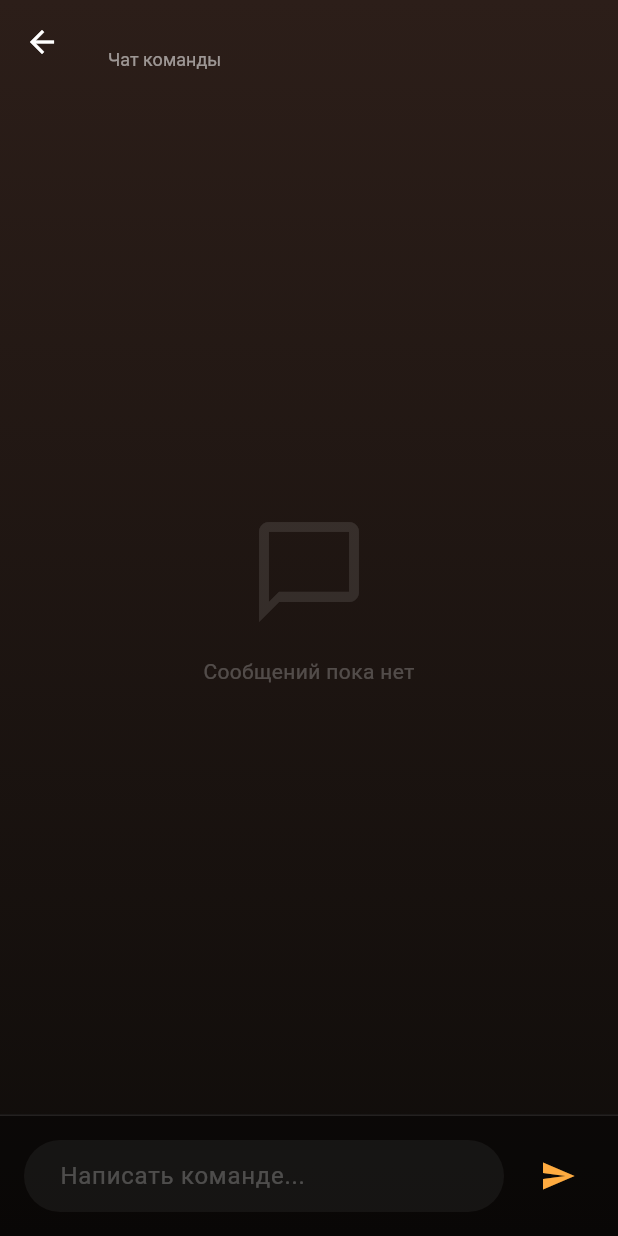
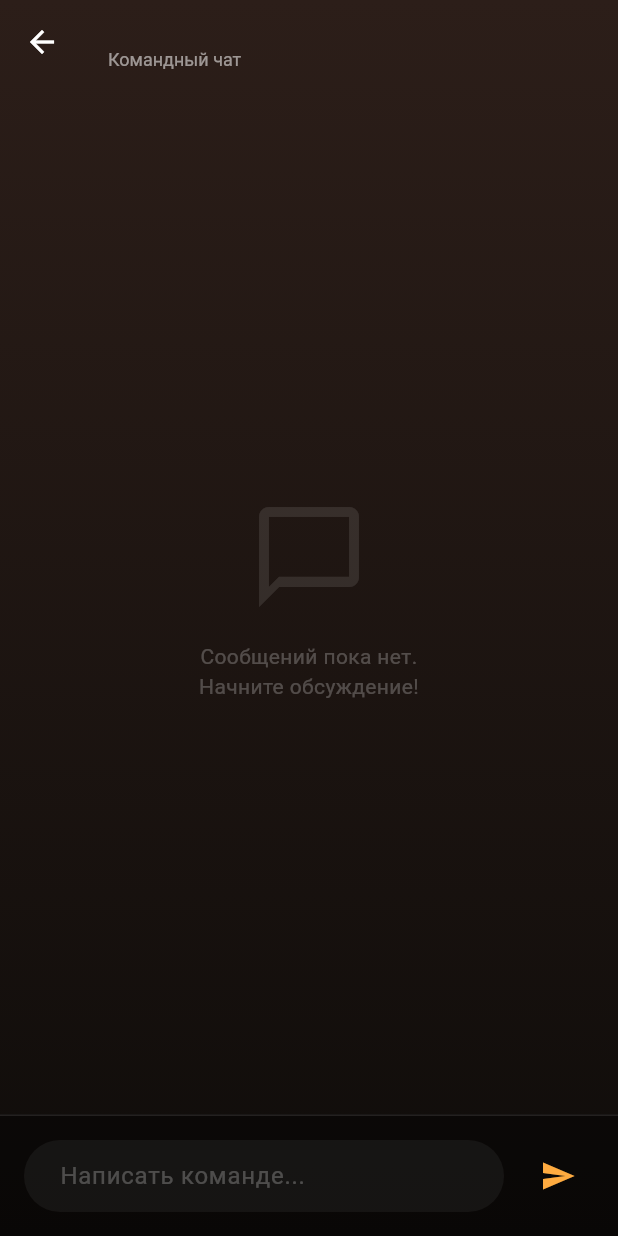
Before and after one commit to NurislamAiu/IRON-EAGLES, a Flutter app: the ExpeditionChatScreen screen opened directly with empty values, after a tap on the "send" icon, on a phone screen of 412 x 824 dp. Run offline on Flutter 3.47's test engine with Material 3 defaults, Android fonts, the phone set to English and light mode, and no system bars; our stand-ins replace another_flushbar, audioplayers, cached_network_image, camera, cloud_firestore, firebase_auth and 8 more; missing offline and left inert: model_viewer_plus; accounts and stored records are empty.

Commit message:
Merge remote-tracking branch 'origin/main'
# Conflicts:
#	lib/features/artifacts/presentation/widget_detial_screen/artifact_location_map.dart
#	lib/features/artifacts/presentation/widget_detial_screen/comment_input_bar.dart
#	lib/features/artifacts/presentation/widget_detial_screen/comments_section.dart
#	lib/features/communities/presentation/communities_tab.dart
#	lib/features/communities/presentation/community_detail_screen.dart
#	lib/features/home/tabs/expedition_tab.dart
#	lib/features/home/tabs/home_tab.dart

```diff
--- a/lib/core/localization/app_localizations.dart
+++ b/lib/core/localization/app_localizations.dart
@@ -581,6 +581,11 @@ class S {
   String get addName => get('addName');
   String get saved => get('saved');
   String get nameLabel => get('nameLabel');
+  String get artifactPath => get('artifactPath');
+  String get origin => get('origin');
+  String get find => get('find');
+  String get isTyping => get('isTyping');
+  String get areTyping => get('areTyping');
 }
 
 class SDelegate extends LocalizationsDelegate<S> {
--- a/lib/features/artifacts/data/expedition_service.dart
+++ b/lib/features/artifacts/data/expedition_service.dart
@@ -1,5 +1,6 @@
 import 'package:cloud_firestore/cloud_firestore.dart';
 import '../domain/expedition_model.dart';
+import '../domain/chat_message_model.dart';
 
 class ExpeditionService {
   final FirebaseFirestore _firestore = FirebaseFirestore.instance;
@@ -43,4 +44,60 @@ class ExpeditionService {
     }
     await docRef.update({'likes': likes});
   }
+
+  // --- CHAT METHODS ---
+
+  Stream<List<ChatMessage>> streamMessages(String expeditionId) {
+    return _firestore
+        .collection('expeditions')
+        .doc(expeditionId)
+        .collection('messages')
+        .orderBy('timestamp', descending: false)
+        .snapshots()
+        .map((snapshot) => snapshot.docs
+            .map((doc) => ChatMessage.fromMap(doc.data()))
+            .toList());
+  }
+
+  Future<void> sendMessage(ChatMessage message) async {
+    final docRef = _firestore
+        .collection('expeditions')
+        .doc(message.expeditionId)
+        .collection('messages')
+        .doc(); // Auto ID
+
+    await docRef.set({
+      ...message.toMap(),
+      'id': docRef.id,
+      'timestamp': FieldValue.serverTimestamp(),
+    });
+  }
+
+  // --- TYPING STATUS ---
+
+  Future<void> setTypingStatus(String expeditionId, String email, bool isTyping) async {
+    final docRef = _firestore
+        .collection('expeditions')
+        .doc(expeditionId)
+        .collection('typing')
+        .doc(email);
+
+    if (isTyping) {
+      await docRef.set({
+        'email': email,
+        'timestamp': FieldValue.serverTimestamp(),
+      });
+    } else {
+      await docRef.delete();
+    }
+  }
+
+  Stream<List<String>> streamTypingUsers(String expeditionId) {
+    return _firestore
+        .collection('expeditions')
+        .doc(expeditionId)
+        .collection('typing')
+        .snapshots()
+        .map((snapshot) => snapshot.docs.map((doc) => doc.id).toList());
+  }
 }
--- a/lib/features/artifacts/presentation/expedition_chat_screen.dart
+++ b/lib/features/artifacts/presentation/expedition_chat_screen.dart
@@ -1,10 +1,13 @@
 import 'dart:ui';
+import 'dart:async';
 import 'package:flutter/material.dart';
 import 'package:provider/provider.dart';
 import '../domain/expedition_model.dart';
 import '../domain/chat_message_model.dart';
 import '../provider/expedition_provider.dart';
 import '../../auth/provider/auth_provider.dart';
+import '../../../core/localization/app_localizations.dart';
+import 'widgets/typing_indicator.dart';
 
 class ExpeditionChatScreen extends StatefulWidget {
   final Expedition expedition;
@@ -18,6 +21,48 @@ class ExpeditionChatScreen extends StatefulWidget {
 class _ExpeditionChatScreenState extends State<ExpeditionChatScreen> {
   final TextEditingController _messageController = TextEditingController();
   final ScrollController _scrollController = ScrollController();
+  Timer? _typingTimer;
+  bool _isTyping = false;
+
+  @override
+  void initState() {
+    super.initState();
+    _messageController.addListener(_onTextChanged);
+  }
+
+  @override
+  void dispose() {
+    _messageController.removeListener(_onTextChanged);
+    _typingTimer?.cancel();
+    _setTyping(false);
+    _messageController.dispose();
+    _scrollController.dispose();
+    super.dispose();
+  }
+
+  void _onTextChanged() {
+    if (_messageController.text.trim().isNotEmpty) {
+      if (!_isTyping) {
+        _setTyping(true);
+      }
+      _typingTimer?.cancel();
+      _typingTimer = Timer(const Duration(seconds: 3), () {
+        _setTyping(false);
+      });
+    } else if (_isTyping) {
+      _setTyping(false);
+      _typingTimer?.cancel();
+    }
+  }
+
+  void _setTyping(bool typing) {
+    if (_isTyping == typing) return;
+    _isTyping = typing;
+    final myEmail = context.read<AuthProviders>().user?.email;
+    if (myEmail != null) {
+      context.read<ExpeditionProvider>().setTypingStatus(widget.expedition.id, myEmail, typing);
+    }
+  }
 
   void _scrollToBottom() {
     WidgetsBinding.instance.addPostFrameCallback((_) {
@@ -46,7 +91,7 @@ class _ExpeditionChatScreenState extends State<ExpeditionChatScreen> {
           crossAxisAlignment: CrossAxisAlignment.start,
           children: [
             Text(widget.expedition.name, style: const TextStyle(color: Colors.white, fontSize: 18, fontWeight: FontWeight.bold)),
-            const Text("Чат команды", style: TextStyle(color: Colors.white54, fontSize: 12)),
+            Text(S.of(context).teamChat, style: const TextStyle(color: Colors.white54, fontSize: 12)),
           ],
         ),
       ),
@@ -75,29 +120,43 @@ class _ExpeditionChatScreenState extends State<ExpeditionChatScreen> {
                       }
 
                       final messages = snapshot.data ?? [];
-                      // Reverse list because Firestore returns newest first (descending) but we need to display it correctly
-                      final reversedMessages = messages.reversed.toList();
 
-                      if (reversedMessages.isEmpty) {
+                      if (messages.isEmpty) {
                         return _buildEmptyChat();
                       }
 
-                      // Auto scroll to bottom when new message arrives
                       _scrollToBottom();
 
                       return ListView.builder(
                         controller: _scrollController,
                         padding: const EdgeInsets.all(20),
-                        itemCount: reversedMessages.length,
+                        itemCount: messages.length,
                         itemBuilder: (context, index) {
-                          final msg = reversedMessages[index];
+                          final msg = messages[index];
                           final isMe = msg.senderEmail == myEmail;
                           return _buildMessageBubble(msg, isMe);
                         },
                       );
-                    }
+                    },
                   ),
                 ),
+
+                // Real-time Typing Status
+                StreamBuilder<List<String>>(
+                  stream: provider.streamTypingUsers(widget.expedition.id),
+                  builder: (context, snapshot) {
+                    final typingUsers = (snapshot.data ?? [])
+                        .where((email) => email != myEmail)
+                        .toList();
+
+                    if (typingUsers.isNotEmpty) {
+                      _scrollToBottom();
+                    }
+
+                    return TypingIndicator(typingUsers: typingUsers);
+                  },
+                ),
+
                 _buildInputBar(myEmail),
               ],
             ),
@@ -108,13 +167,13 @@ class _ExpeditionChatScreenState extends State<ExpeditionChatScreen> {
   }
 
   Widget _buildEmptyChat() {
-    return const Center(
+    return Center(
       child: Column(
         mainAxisAlignment: MainAxisAlignment.center,
         children: [
-          Icon(Icons.chat_bubble_outline, size: 80, color: Colors.white10),
-          SizedBox(height: 16),
-          Text("Сообщений пока нет", textAlign: TextAlign.center, style: TextStyle(color: Colors.white24)),
+          const Icon(Icons.chat_bubble_outline, size: 80, color: Colors.white10),
+          const SizedBox(height: 16),
+          Text(S.of(context).noMessages, textAlign: TextAlign.center, style: const TextStyle(color: Colors.white24)),
         ],
       ),
     );
@@ -163,7 +222,7 @@ class _ExpeditionChatScreenState extends State<ExpeditionChatScreen> {
               controller: _messageController,
               style: const TextStyle(color: Colors.white),
               decoration: InputDecoration(
-                hintText: "Написать команде...",
+                hintText: S.of(context).writeToTeam,
                 hintStyle: const TextStyle(color: Colors.white24),
                 filled: true,
                 fillColor: Colors.white.withOpacity(0.05),
@@ -183,7 +242,7 @@ class _ExpeditionChatScreenState extends State<ExpeditionChatScreen> {
                   senderEmail: myEmail,
                 );
                 _messageController.clear();
-                _scrollToBottom();
+                _setTyping(false);
               }
             },
           ),
--- a/lib/features/artifacts/presentation/widgets/typing_indicator.dart
+++ b/lib/features/artifacts/presentation/widgets/typing_indicator.dart
@@ -18,7 +18,7 @@ class _TypingIndicatorState extends State<TypingIndicator> with TickerProviderSt
     super.initState();
     _controller = AnimationController(
       vsync: this,
-      duration: const Duration(milliseconds: 1000),
+      duration: const Duration(milliseconds: 1200),
     )..repeat();
   }
 
@@ -41,12 +41,28 @@ class _TypingIndicatorState extends State<TypingIndicator> with TickerProviderSt
       child: Row(
         mainAxisSize: MainAxisSize.min,
         children: [
-          Text(
-            text,
-            style: const TextStyle(color: Colors.orangeAccent, fontSize: 12, fontStyle: FontStyle.italic),
+          Container(
+            padding: const EdgeInsets.symmetric(horizontal: 12, vertical: 6),
+            decoration: BoxDecoration(
+              color: Colors.white.withOpacity(0.08),
+              borderRadius: BorderRadius.circular(12),
+            ),
+            child: Row(
+              children: [
+                Text(
+                  text,
+                  style: const TextStyle(
+                    color: Colors.orangeAccent,
+                    fontSize: 11,
+                    fontStyle: FontStyle.italic,
+                    fontWeight: FontWeight.w500,
+                  ),
+                ),
+                const SizedBox(width: 8),
+                _buildDots(),
+              ],
+            ),
           ),
-          const SizedBox(width: 8),
-          _buildDots(),
         ],
       ),
     );
@@ -57,17 +73,32 @@ class _TypingIndicatorState extends State<TypingIndicator> with TickerProviderSt
       animation: _controller,
       builder: (context, child) {
         return Row(
+          mainAxisSize: MainAxisSize.min,
           children: List.generate(3, (index) {
-            double value = (index + _controller.value * 3) % 3;
-            double opacity = value < 1 ? value : (value < 2 ? 2 - value : 0);
+            // Offset start time for each dot
+            double begin = index * 0.2;
+            double end = begin + 0.6;
+
+            double val = 0.0;
+            if (_controller.value >= begin && _controller.value <= end) {
+              val = (_controller.value - begin) / 0.6;
+            } else if (_controller.value < begin && _controller.value + 1.0 <= end) {
+              val = (_controller.value + 1.0 - begin) / 0.6;
+            }
+
+            // Peak at 0.5
+            double factor = val < 0.5 ? val * 2 : 2 * (1 - val);
+            factor = Curves.easeInOut.transform(factor.clamp(0.0, 1.0));
+
             return Container(
-              margin: const EdgeInsets.only(right: 2),
+              margin: const EdgeInsets.only(right: 3),
               width: 4,
               height: 4,
               decoration: BoxDecoration(
                 shape: BoxShape.circle,
-                color: Colors.orangeAccent.withOpacity(opacity.clamp(0.2, 1.0)),
+                color: Colors.orangeAccent.withOpacity(0.3 + 0.7 * factor),
               ),
+              transform: Matrix4.translationValues(0, -4 * factor, 0),
             );
           }),
         );
--- a/lib/features/artifacts/provider/expedition_provider.dart
+++ b/lib/features/artifacts/provider/expedition_provider.dart
@@ -2,12 +2,9 @@ import 'package:flutter/material.dart';
 import '../domain/expedition_model.dart';
 import '../domain/chat_message_model.dart';
 import '../data/expedition_service.dart';
-import '../data/chat_service.dart';
 
 class ExpeditionProvider extends ChangeNotifier {
   final ExpeditionService _service = ExpeditionService();
-  final ChatService _chatService = ChatService();
-
   List<Expedition> _myExpeditions = [];
   bool _isLoading = true;
 
@@ -122,7 +119,7 @@ class ExpeditionProvider extends ChangeNotifier {
 
   // --- CHAT LOGIC (Real-time with Firestore) ---
   Stream<List<ChatMessage>> streamMessages(String expeditionId) {
-    return _chatService.streamMessages(expeditionId);
+    return _service.streamMessages(expeditionId);
   }
 
   Future<void> sendMessage({
@@ -131,7 +128,7 @@ class ExpeditionProvider extends ChangeNotifier {
     required String senderEmail,
   }) async {
     final newMessage = ChatMessage(
-      id: '', // Firestore generates ID on add
+      id: '', // Service generates ID
       expeditionId: expeditionId,
       senderEmail: senderEmail,
       text: text,
@@ -139,9 +136,24 @@ class ExpeditionProvider extends ChangeNotifier {
     );
 
     try {
-      await _chatService.sendMessage(newMessage);
+      await _service.sendMessage(newMessage);
     } catch (e) {
       debugPrint("Error sending message: $e");
     }
   }
+
+  // --- TYPING STATUS ---
+
+  Future<void> setTypingStatus(String expeditionId, String email, bool isTyping) async {
+    try {
+      debugPrint("💬 Setting typing status for $email: $isTyping");
+      await _service.setTypingStatus(expeditionId, email, isTyping);
+    } catch (e) {
+      debugPrint("Error setting typing status: $e");
+    }
+  }
+
+  Stream<List<String>> streamTypingUsers(String expeditionId) {
+    return _service.streamTypingUsers(expeditionId);
+  }
 }
```
Also changed, not shown: lib/features/artifacts/domain/chat_message_model.dart (+12 -1 lines), lib/l10n/app_ru.arb (+6 -1 lines).
